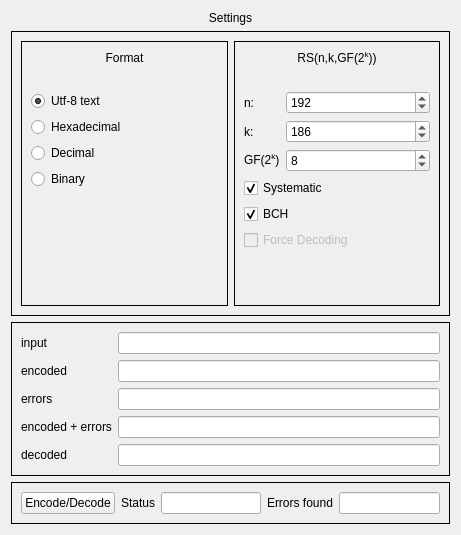
The window that src/phyether/gui/ui/rs_widget.ui (iwanicki92/Ethernet-physical-layer-simulator) describes before a commit, drawn with Qt 5.
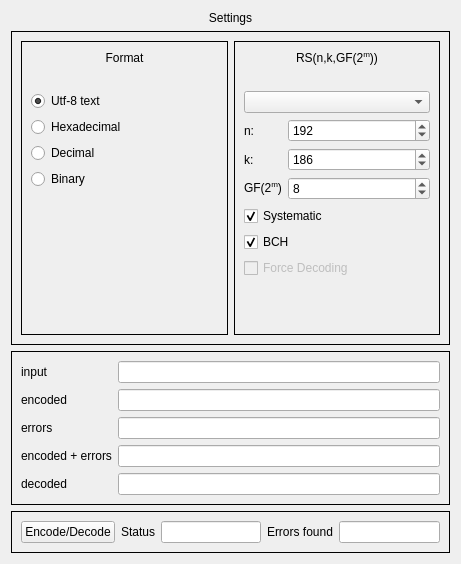
The same window after the commit. Custom widgets are drawn as their Qt base class.

Commit message: gui: Reed Solomon, add combobox

Patch:
```diff
--- a/src/phyether/gui/ui/rs_widget.ui
+++ b/src/phyether/gui/ui/rs_widget.ui
@@ -7,7 +7,7 @@
     <x>0</x>
     <y>0</y>
     <width>461</width>
-    <height>535</height>
+    <height>564</height>
    </rect>
   </property>
   <property name="windowTitle">
@@ -149,11 +149,11 @@
           <property name="frameShape">
            <enum>QFrame::Panel</enum>
           </property>
-          <layout class="QVBoxLayout" name="verticalLayout_2" stretch="0,0,0,0,0,0,0">
+          <layout class="QVBoxLayout" name="verticalLayout_2" stretch="0,0,0,0,0,0,0,0">
            <item>
             <widget class="QLabel" name="label_2">
              <property name="text">
-              <string>&lt;html&gt;&lt;head/&gt;&lt;body&gt;&lt;p&gt;RS(n,k,GF(2&lt;sup&gt;k&lt;/sup&gt;))&lt;/p&gt;&lt;/body&gt;&lt;/html&gt;</string>
+              <string>&lt;html&gt;&lt;head/&gt;&lt;body&gt;&lt;p&gt;RS(n,k,GF(2&lt;span style=&quot; vertical-align:super;&quot;&gt;m&lt;/span&gt;))&lt;/p&gt;&lt;/body&gt;&lt;/html&gt;</string>
              </property>
              <property name="alignment">
               <set>Qt::AlignCenter</set>
@@ -176,6 +176,9 @@
              </property>
             </spacer>
            </item>
+           <item>
+            <widget class="QComboBox" name="standardsComboBox"/>
+           </item>
            <item>
             <layout class="QFormLayout" name="rsFormLayout">
              <item row="0" column="0">
@@ -204,7 +207,7 @@
                 <string/>
                </property>
                <property name="text">
-                <string>&lt;html&gt;&lt;head/&gt;&lt;body&gt;&lt;p&gt;GF(2&lt;span style=&quot; vertical-align:super;&quot;&gt;k&lt;/span&gt;)&lt;/p&gt;&lt;/body&gt;&lt;/html&gt;</string>
+                <string>&lt;html&gt;&lt;head/&gt;&lt;body&gt;&lt;p&gt;GF(2&lt;span style=&quot; vertical-align:super;&quot;&gt;m&lt;/span&gt;)&lt;/p&gt;&lt;/body&gt;&lt;/html&gt;</string>
                </property>
               </widget>
              </item>
```
Left out of the diff: 17 changed lines with no effect on the pictures. The commit also changes 2 other files.
